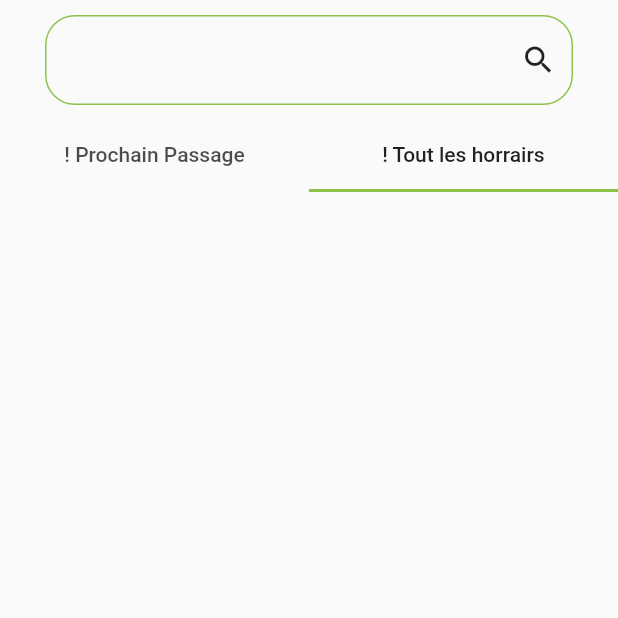
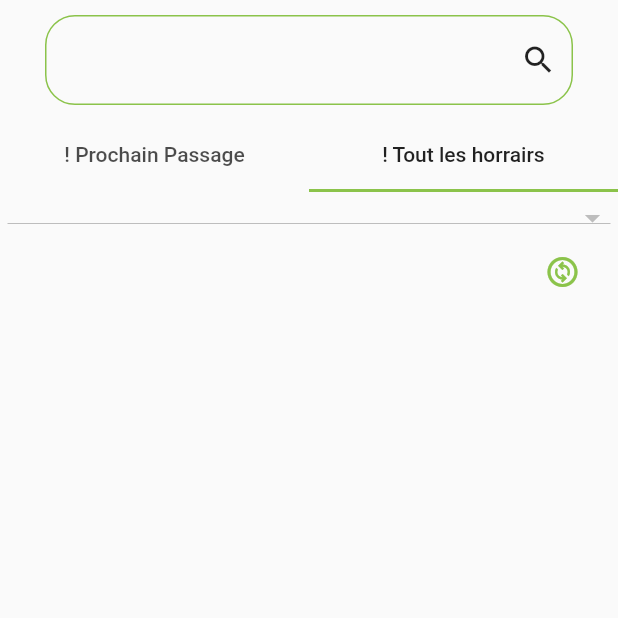
Before and after one commit to Bubulleux/better-bus-v2, a Flutter app: the StopInfoPage screen opened directly with empty values, tab 2 chosen, on a phone screen of 412 x 824 dp, the top half of it. Run offline on Flutter 3.47's test engine with Material 2 defaults, Android fonts, the light colour scheme and no system bars; missing offline and left inert: dart:ffi; network calls fail; statements that could not run were skipped.

Commit message:
adding timetable api function and start view

```diff
--- a/lib/model/clean/bus_line.dart
+++ b/lib/model/clean/bus_line.dart
@@ -2,7 +2,7 @@ import 'package:better_bus_v2/model/clean/terminal.dart';
 import 'package:flutter/material.dart';
 
 class BusLine {
-  BusLine(this.id, this.fullName, this.color, {this.goDirection, this.backDirection});
+  const BusLine(this.id, this.fullName, this.color, {this.goDirection, this.backDirection});
   BusLine.example() : this("X", "Some Line name", Colors.red);
   BusLine.fromJson(Map<String, dynamic> json):
       this(
@@ -13,11 +13,11 @@ class BusLine {
         backDirection: json["direction"]["retour"].cast<String>(),
       );
 
-  String id;
-  String fullName;
-  Color color;
-  List<String>? goDirection;
-  List<String>? backDirection;
+  final String id;
+  final String fullName;
+  final Color color;
+  final List<String>? goDirection;
+  final List<String>? backDirection;
 
   @override
   bool operator ==(Object other) {
--- a/lib/model/clean/bus_stop.dart
+++ b/lib/model/clean/bus_stop.dart
@@ -2,16 +2,19 @@ import 'dart:convert';
 import 'dart:math';
 
 class BusStop {
-  BusStop(this.name, {this.id = -1, this.latitude = 0, this.longitude = 0});
-  BusStop.example() : this("Bus Stop Name");
-  BusStop.fromJson(Map<String, dynamic> json):
-      this(
-        json["name"],
-        latitude: json["lat"],
-        longitude: json["lng"],
-        // String transformation: WyIxMDA3NyIsMV0= -> (base 64) ["10077",1] -> (sub string) 10077
-        id: int.parse(utf8.decode(base64.decode(json["stop_id"])).substring(2, 7)),
-      );
+  BusStop(this.name, this.id, {this.latitude = 0, this.longitude = 0});
+
+  BusStop.example() : this("Bus Stop Name", 10);
+
+  BusStop.fromJson(Map<String, dynamic> json)
+      : this(
+          json["name"],
+          // String transformation: WyIxMDA3NyIsMV0= -> (base 64) ["10077",1] -> (sub string) 10077
+          int.parse(
+              utf8.decode(base64.decode(json["stop_id"])).substring(2, 7)),
+          latitude: json["lat"],
+          longitude: json["lng"],
+        );
 
   final String name;
   final double latitude;
--- /dev/null
+++ b/lib/model/clean/line_boarding.dart
@@ -0,0 +1,23 @@
+import 'bus_line.dart';
+
+class LineBoarding {
+  LineBoarding(this.busStop, this.go, this.back);
+
+  LineBoarding.fromJson(Map<String, dynamic> json, BusLine line)
+      : this(
+          int.parse(json["stop_id"]),
+          {
+            for (int i = 0; i < json["boarding_ids"]["aller"].length; i++)
+              line.goDirection![i]: int.parse(json["boarding_ids"]["aller"][i])
+          },
+          {
+            for (int i = 0; i < json["boarding_ids"]["retour"].length; i++)
+              line.backDirection![i]:
+                  int.parse(json["boarding_ids"]["retour"][i])
+          },
+        );
+
+  int busStop;
+  Map<String, int> go;
+  Map<String, int> back;
+}
--- /dev/null
+++ b/lib/model/clean/timetable.dart
@@ -0,0 +1,24 @@
+class Timetable {
+  Timetable(this.schedule, this.terminalLabel);
+  Timetable.fromJson(Map<String, dynamic> json)
+  :this (
+    json["horaire"].map((value) => BusSchedule.fromJson(value)).toList(),
+    { for (var v in json["terminus"]) v["label"] : v["direction"] },
+  );
+
+  List<BusSchedule> schedule;
+  Map<String, String> terminalLabel;
+}
+
+class BusSchedule {
+  BusSchedule(this.time, this.label);
+
+  BusSchedule.fromJson(Map<String, dynamic> json)
+      : this(
+          DateTime.parse(json["time"]),
+          json["label"],
+        );
+
+  DateTime time;
+  String label;
+}
--- a/lib/views/stop_info/stop_info_page.dart
+++ b/lib/views/stop_info/stop_info_page.dart
@@ -1,4 +1,5 @@
 import 'package:better_bus_v2/views/common/background.dart';
+import 'package:better_bus_v2/views/stop_info/timetable_view.dart';
 import 'package:flutter/material.dart';
 
 import '../../model/clean/bus_stop.dart';
@@ -65,7 +66,7 @@ class _StopInfoPageState extends State<StopInfoPage>
               child: TabBarView(
                 children: [
                   NextPassagePage(widget.stop),
-                  Container(),
+                  TimeTableView(widget.stop),
                 ],
                 controller: tabController,
               ),
--- /dev/null
+++ b/lib/views/stop_info/timetable_view.dart
@@ -0,0 +1,149 @@
+import 'package:better_bus_v2/data_provider/vitalis_data_provider.dart';
+import 'package:better_bus_v2/model/clean/line_boarding.dart';
+import 'package:better_bus_v2/views/common/line_widget.dart';
+import 'package:flutter/material.dart';
+
+import '../../model/clean/bus_line.dart';
+import '../../model/clean/bus_stop.dart';
+
+class TimeTableView extends StatefulWidget {
+  const TimeTableView(this.stop, {Key? key}) : super(key: key);
+
+  final BusStop stop;
+
+  @override
+  State<TimeTableView> createState() => _TimeTableViewState();
+}
+
+class _TimeTableViewState extends State<TimeTableView> {
+  List<BusLine>? busLines;
+  BusLine? busLineSelected;
+
+  LineBoarding? boarding;
+  int? boardingSelected;
+
+  @override
+  void initState() {
+    super.initState();
+    VitalisDataProvider.getLines(widget.stop).then((value) {
+      if (mounted) {
+        setState(() {
+          busLines = value;
+        });
+      }
+    });
+  }
+
+  void selectLine(BusLine? line) {
+    setState(() {
+      boarding = null;
+      boardingSelected = null;
+      busLineSelected = line;
+    });
+
+    if (line == null) {
+      return;
+    }
+
+    VitalisDataProvider.getLineBoarding(widget.stop, line).then((value) {
+      if (mounted) {
+        setState(() {
+          boarding = value;
+          changeDirection();
+        });
+      }
+    });
+  }
+
+  void changeDirection() {
+    if (boarding == null) {
+      return;
+    }
+    if (boardingSelected == null) {
+      setState(() {
+        if (boarding!.back.isNotEmpty) {
+          boardingSelected = 0;
+        } else {
+          boardingSelected = 1;
+        }
+      });
+      return;
+    }
+
+    setState(() {
+      if (boardingSelected == 0 && boarding!.go.isNotEmpty) {
+        boardingSelected = 1;
+      } else if (boarding!.back.isNotEmpty) {
+        boardingSelected = 0;
+      }
+    });
+    if (boarding!.go.isEmpty || boarding!.back.isEmpty) {
+      ScaffoldMessenger.of(context).removeCurrentSnackBar();
+      ScaffoldMessenger.of(context).showSnackBar(const SnackBar(
+        content: Text("! Il n'y a qu'une seul direction"),
+      ));
+    }
+  }
+
+  @override
+  Widget build(BuildContext context) {
+    String? directionString;
+    if (boardingSelected != null) {
+      directionString = (boardingSelected == 0 ? boarding!.back : boarding!.go)
+          .keys
+          .join(" | ");
+    }
+
+    return Container(
+      width: double.infinity,
+      height: double.infinity,
+      padding: EdgeInsets.symmetric(vertical: 5, horizontal: 5),
+      child: Column(
+        children: [
+          DropdownButton<BusLine>(
+            isExpanded: true,
+            onChanged: selectLine,
+            value: busLineSelected,
+            items: (busLines ?? [])
+                .map<DropdownMenuItem<BusLine>>((BusLine value) {
+              return DropdownMenuItem<BusLine>(
+                value: value,
+                child: Row(
+                  children: [
+                    LineWidget(value, 30),
+                    Expanded(
+                      child: Padding(
+                        padding: const EdgeInsets.only(left: 8),
+                        child: Text(
+                          value.fullName,
+                          overflow: TextOverflow.fade,
+                          maxLines: 1,
+                          softWrap: false,
+                        ),
+                      ),
+                    ),
+                  ],
+                ),
+              );
+            }).toList(),
+          ),
+          Row(
+            children: [
+              Expanded(
+                  child: Text(
+                directionString ?? " ",
+                maxLines: 1,
+                overflow: TextOverflow.fade,
+                softWrap: false,
+              )),
+              TextButton(
+                onPressed: changeDirection,
+                child: Icon(Icons.change_circle_outlined),
+              )
+            ],
+          )
+        ],
+      ),
+    );
+  }
+}
```
Also changed, not shown: lib/data_provider/vitalis_data_provider.dart (+51 -0 lines).
